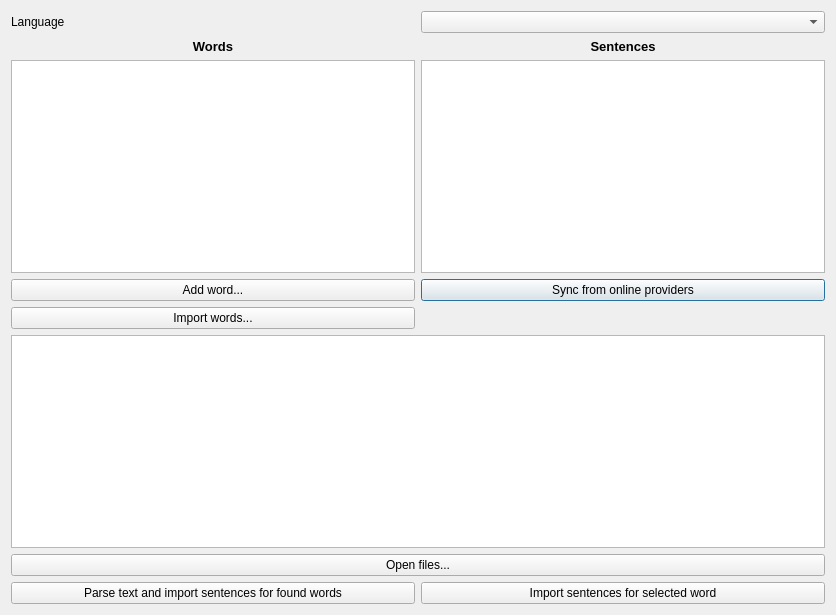
This is designer/form.ui in abdnh/anki-incontext as Qt 5 draws it before an edit. The edited form follows.
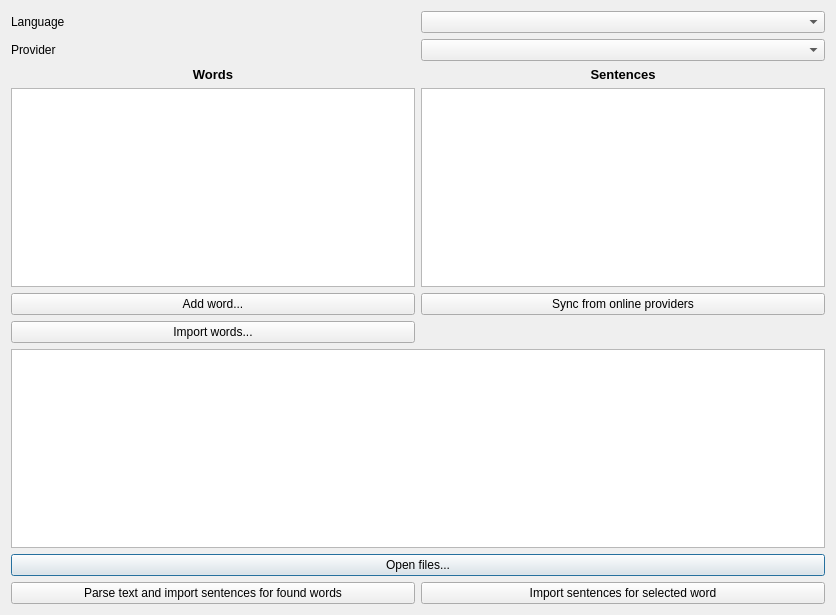
This is the edited form.

Commit message: Add filter & GUI options to limit to a chosen provider

Diff of the .ui file:
```diff
--- a/designer/form.ui
+++ b/designer/form.ui
@@ -16,24 +16,7 @@
   <layout class="QHBoxLayout" name="horizontalLayout">
    <item>
     <layout class="QGridLayout" name="gridLayout_1">
-     <item row="6" column="1">
-      <widget class="QPushButton" name="sync_sentences_button">
-       <property name="toolTip">
-        <string>Fetch sentences for selected words from online providers, overriding any sentences added manually</string>
-       </property>
-       <property name="text">
-        <string>Sync from online providers</string>
-       </property>
-      </widget>
-     </item>
-     <item row="5" column="1">
-      <widget class="QListWidget" name="sentences_list">
-       <property name="selectionMode">
-        <enum>QAbstractItemView::ExtendedSelection</enum>
-       </property>
-      </widget>
-     </item>
-     <item row="2" column="1">
+     <item row="3" column="1">
       <widget class="QLabel" name="sentences_label">
        <property name="font">
         <font>
@@ -53,17 +36,61 @@
      <item row="0" column="1">
       <widget class="QComboBox" name="langComboBox"/>
      </item>
-     <item row="10" column="0" colspan="2">
-      <widget class="QPlainTextEdit" name="textBox"/>
+     <item row="12" column="0" colspan="2">
+      <widget class="QPushButton" name="open_files_button">
+       <property name="text">
+        <string>Open files...</string>
+       </property>
+      </widget>
      </item>
      <item row="6" column="0">
+      <widget class="QListWidget" name="words_list">
+       <property name="selectionMode">
+        <enum>QAbstractItemView::ExtendedSelection</enum>
+       </property>
+       <property name="sortingEnabled">
+        <bool>true</bool>
+       </property>
+      </widget>
+     </item>
+     <item row="13" column="0">
+      <widget class="QPushButton" name="import_text_button">
+       <property name="toolTip">
+        <string>Import sentences from a text file, adding sentences to the entry of each word in the text</string>
+       </property>
+       <property name="text">
+        <string>Parse text and import sentences for found words</string>
+       </property>
+      </widget>
+     </item>
+     <item row="7" column="0">
       <widget class="QPushButton" name="add_word_button">
        <property name="text">
         <string>Add word...</string>
        </property>
       </widget>
      </item>
-     <item row="7" column="0">
+     <item row="6" column="1">
+      <widget class="QListWidget" name="sentences_list">
+       <property name="selectionMode">
+        <enum>QAbstractItemView::ExtendedSelection</enum>
+       </property>
+      </widget>
+     </item>
+     <item row="13" column="1">
+      <widget class="QPushButton" name="import_sentences_button">
+       <property name="toolTip">
+        <string>Import from a file of sentences separated by newlines</string>
+       </property>
+       <property name="text">
+        <string>Import sentences for selected word</string>
+       </property>
+      </widget>
+     </item>
+     <item row="11" column="0" colspan="2">
+      <widget class="QPlainTextEdit" name="textBox"/>
+     </item>
+     <item row="8" column="0">
       <widget class="QPushButton" name="import_words_button">
        <property name="toolTip">
         <string>Import from a list of words separated by blanks</string>
@@ -73,7 +100,7 @@
        </property>
       </widget>
      </item>
-     <item row="2" column="0">
+     <item row="3" column="0">
       <widget class="QLabel" name="words_label">
        <property name="font">
         <font>
@@ -90,16 +117,6 @@
        </property>
       </widget>
      </item>
-     <item row="5" column="0">
-      <widget class="QListWidget" name="words_list">
-       <property name="selectionMode">
-        <enum>QAbstractItemView::ExtendedSelection</enum>
-       </property>
-       <property name="sortingEnabled">
-        <bool>true</bool>
-       </property>
-      </widget>
-     </item>
      <item row="0" column="0">
       <widget class="QLabel" name="label">
        <property name="text">
@@ -107,32 +124,25 @@
        </property>
       </widget>
      </item>
-     <item row="12" column="1">
-      <widget class="QPushButton" name="import_sentences_button">
+     <item row="7" column="1">
+      <widget class="QPushButton" name="sync_sentences_button">
        <property name="toolTip">
         <string>Import from a file of sentences separated by newlines</string>
        </property>
        <property name="text">
-        <string>Import sentences for selected word</string>
+        <string>Sync from online providers</string>
        </property>
       </widget>
      </item>
-     <item row="12" column="0">
-      <widget class="QPushButton" name="import_text_button">
-       <property name="toolTip">
-        <string>Import sentences from a text file, adding sentences to the entry of each word in the text</string>
-       </property>
+     <item row="2" column="0">
+      <widget class="QLabel" name="label_2">
        <property name="text">
-        <string>Parse text and import sentences for found words</string>
+        <string>Provider</string>
        </property>
       </widget>
      </item>
-     <item row="11" column="0" colspan="2">
-      <widget class="QPushButton" name="open_files_button">
-       <property name="text">
-        <string>Open files...</string>
-       </property>
-      </widget>
+     <item row="2" column="1">
+      <widget class="QComboBox" name="providerComboBox"/>
      </item>
     </layout>
    </item>
```
Left out of the diff: 2 changed lines with no effect on the pictures. The commit also changes 4 other files.
